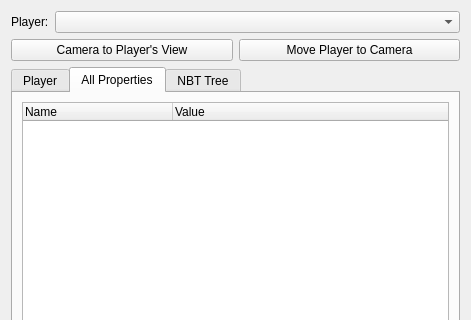
This is src/mcedit2/ui/panels/player.ui in mcedit/mcedit2 as Qt 5 draws it before an edit; both pictures show x 0 to 471 and y 0 to 320 of the 471 by 675 pixel window. The edited form follows.
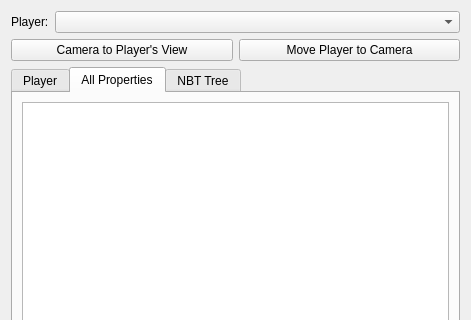
This is the edited form. The open tabs and pages were chosen to show the change. Custom widgets are drawn as their Qt base class.

The edit to the form file:
```diff
--- a/src/mcedit2/ui/panels/player.ui
+++ b/src/mcedit2/ui/panels/player.ui
@@ -75,19 +75,9 @@
          <property name="alternatingRowColors">
           <bool>true</bool>
          </property>
-         <attribute name="headerDefaultSectionSize">
+         <attribute name="headerMinimumSectionSize">
           <number>150</number>
          </attribute>
-         <column>
-          <property name="text">
-           <string>Name</string>
-          </property>
-         </column>
-         <column>
-          <property name="text">
-           <string>Value</string>
-          </property>
-         </column>
         </widget>
        </item>
       </layout>
@@ -118,8 +108,8 @@
   </customwidget>
   <customwidget>
    <class>PropertyListWidget</class>
-   <extends>QTreeWidget</extends>
-   <header>propertylistwidget.h</header>
+   <extends>QTreeView</extends>
+   <header>mcedit2/widgets/propertylist.h</header>
   </customwidget>
  </customwidgets>
  <resources/>
```
Left out of the diff: 8 changed lines with no effect on the pictures.
